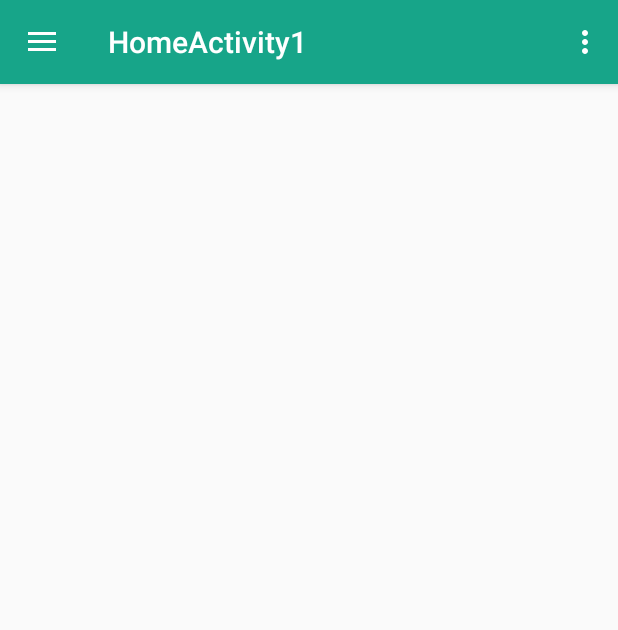
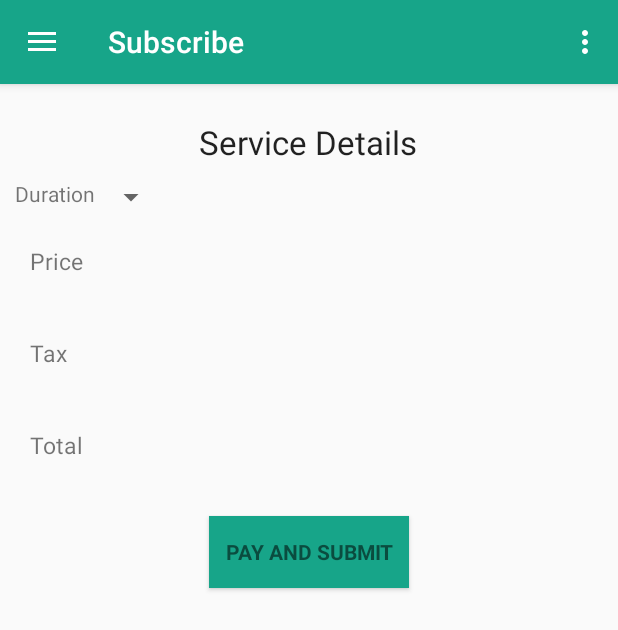
Before and after one commit to kusumasric/SmartRental, an Android app: the HomeActivity1 screen opened directly, with no data from a screen before it, on a phone screen of 412 x 824 dp. Shown: the top 630 px of the screen. Run offline under Robolectric (Android 15) with nearby library versions, the phone set to English and light mode, and no system bars.

Commit message:
Adding signup and default fragment

```diff
--- /dev/null
+++ b/app/src/main/java/com/example/kchundur/sr/Calculation.java
@@ -0,0 +1,28 @@
+package com.example.kchundur.sr;
+
+import android.app.Fragment;
+import android.os.Bundle;
+import android.support.annotation.Nullable;
+import android.view.LayoutInflater;
+import android.view.View;
+import android.view.ViewGroup;
+
+/**
+ * Created by kchundur on 12/3/2017.
+ */
+
+public class Calculation extends Fragment {
+    @Override
+    public void onViewCreated(View view, @Nullable Bundle savedInstanceState) {
+        super.onViewCreated(view, savedInstanceState);
+        getActivity().setTitle("Subscribe");
+    }
+
+    @Nullable
+    @Override
+    public View onCreateView(LayoutInflater inflater, @Nullable ViewGroup container, Bundle savedInstanceState) {
+        return inflater.inflate(R.layout.frag_cal,container,false);
+    }
+
+
+}
--- a/app/src/main/java/com/example/kchundur/sr/HomeActivity1.java
+++ b/app/src/main/java/com/example/kchundur/sr/HomeActivity1.java
@@ -21,11 +21,16 @@ import android.support.v4.app.FragmentTransaction;
 public class HomeActivity1 extends AppCompatActivity
         implements NavigationView.OnNavigationItemSelectedListener {
 
-
+    android.app.FragmentTransaction ft;
+    Fragment fragment;
     @Override
     protected void onCreate(Bundle savedInstanceState) {
         super.onCreate(savedInstanceState);
         setContentView(R.layout.activity_home1);
+         fragment = new Calculation();
+        ft = getFragmentManager().beginTransaction();
+        ft.replace(R.id.content_frame,fragment);
+        ft.commit();
         Toolbar toolbar = (Toolbar) findViewById(R.id.toolbar);
         setSupportActionBar(toolbar);
 
@@ -75,7 +80,6 @@ public class HomeActivity1 extends AppCompatActivity
     private void displaySelectedScreen(int itemId) {
 
         //creating fragment object
-        Fragment fragment = null;
 
         //initializing the fragment object which is selected
         switch (itemId) {
@@ -95,8 +99,7 @@ public class HomeActivity1 extends AppCompatActivity
 
         //replacing the fragment
         if (fragment != null) {
-            android.app.FragmentTransaction ft = getFragmentManager().beginTransaction();
-            ft.replace(R.id.content_frame,fragment);
+          ft.replace(R.id.content_frame,fragment);
             ft.commit();
         }
 
--- a/app/src/main/java/com/example/kchundur/sr/Signup.java
+++ b/app/src/main/java/com/example/kchundur/sr/Signup.java
@@ -5,9 +5,11 @@ import android.content.Intent;
 import android.os.Bundle;
 import android.util.Log;
 import android.view.View;
+import android.widget.AdapterView;
 import android.widget.ArrayAdapter;
 import android.widget.EditText;
 import android.widget.Spinner;
+import android.widget.TextView;
 
 import com.android.volley.AuthFailureError;
 import com.android.volley.Request;
@@ -27,10 +29,12 @@ import java.util.Random;
  * Created by kchundur on 12/3/2017.
  */
 
-public class Signup extends Activity  {
+public class Signup extends Activity {
     private EditText et_Name,et_Pass, et_Address,et_fname,et_lname,et_email;
    String wservice;
    int memberid=0;
+   private TextView sug_ser;
+    String service_selected=" ";
 
     @Override
     protected void onCreate(Bundle savedInstanceState) {
@@ -44,13 +48,45 @@ public class Signup extends Activity  {
         et_fname=(EditText)findViewById(R.id.fname);
         et_lname=(EditText)findViewById(R.id.Lname);
         et_email=(EditText)findViewById(R.id.email);
-
+        sug_ser=(TextView)findViewById(R.id.sug_service);
+        sug_ser.setText(wservice.toString());
         Spinner spinner = (Spinner) findViewById(R.id.Spinner_service);
         ArrayAdapter<CharSequence> adapter = ArrayAdapter.createFromResource(this,
                 R.array.Service_array, android.R.layout.simple_spinner_item);
         adapter.setDropDownViewResource(android.R.layout.simple_spinner_dropdown_item);
 
         spinner.setAdapter(adapter);
+        spinner.setOnItemSelectedListener(new AdapterView.OnItemSelectedListener(){
+
+         @Override
+          public void onItemSelected(AdapterView<?> parent, View view, int position, long id) {
+
+                if(position==1)
+                {
+                    service_selected="Service1";
+                }
+
+                if(position==2) {
+                    service_selected="service2";
+
+                }
+                if(position==3)
+                {
+                    service_selected="service3";
+                }
+            }
+
+            @Override
+            public void onNothingSelected(AdapterView<?> parent) {
+
+            }
+        });
+
+
+
+
+
+
 
     }
 
--- a/app/src/main/res/layout/act_signup.xml
+++ b/app/src/main/res/layout/act_signup.xml
@@ -140,7 +140,31 @@
             </android.support.design.widget.TextInputLayout>
 
 
+            <LinearLayout
+                android:layout_width="wrap_content"
+                android:layout_height="wrap_content"
+                android:layout_gravity="left"
+                android:layout_margin="10dp"
+                android:orientation="horizontal">
 
+                <TextView
+                    android:layout_width="match_parent"
+                    android:layout_height="wrap_content"
+                    android:layout_gravity="left"
+                    android:layout_margin="10dp"
+                    android:textSize="15dp"
+                    android:text="Suggested Service" />
+
+                <TextView
+                    android:layout_width="match_parent"
+                    android:layout_height="wrap_content"
+                    android:id="@+id/sug_service"
+                    android:layout_margin="10dp"
+                    android:textSize="15dp"
+                    android:layout_gravity="right"
+                    android:text="" />
+
+            </LinearLayout>
 
             <LinearLayout
                 android:layout_width="wrap_content"
--- /dev/null
+++ b/app/src/main/res/layout/frag_cal.xml
@@ -0,0 +1,134 @@
+<?xml version="1.0" encoding="utf-8"?>
+<LinearLayout xmlns:android="http://schemas.android.com/apk/res/android"
+    android:orientation="vertical" android:layout_width="match_parent"
+    android:layout_marginTop="40dp"
+    android:layout_height="match_parent">
+
+    <TextView
+        android:layout_width="wrap_content"
+        android:layout_height="wrap_content"
+        android:layout_gravity="center"
+        android:textAppearance="?android:attr/textAppearanceLarge"
+        android:text="Service Details"
+        android:id="@+id/textView"
+        android:layout_centerVertical="true"
+        android:layout_centerHorizontal="true" />
+
+    <LinearLayout
+        android:layout_width="wrap_content"
+        android:id="@+id/layoutinflate"
+        android:layout_height="wrap_content"
+        android:orientation="vertical">
+    </LinearLayout>
+
+    <LinearLayout
+        android:layout_width="wrap_content"
+        android:layout_height="wrap_content"
+        android:layout_gravity="left"
+        android:layout_margin="10dp"
+        android:orientation="horizontal">
+
+        <TextView
+            android:layout_width="match_parent"
+            android:layout_height="wrap_content"
+            android:text="Duration" />
+
+        <Spinner
+            android:id="@+id/Spinner_duration"
+            android:layout_width="fill_parent"
+            android:layout_height="wrap_content" />
+
+    </LinearLayout>
+    <LinearLayout
+        android:layout_width="wrap_content"
+        android:layout_height="wrap_content"
+        android:layout_gravity="left"
+        android:layout_margin="10dp"
+        android:orientation="horizontal">
+
+        <TextView
+            android:layout_width="match_parent"
+            android:layout_height="wrap_content"
+            android:layout_gravity="left"
+            android:layout_margin="10dp"
+            android:textSize="15dp"
+            android:text="Price" />
+
+        <TextView
+            android:layout_width="match_parent"
+            android:layout_height="wrap_content"
+            android:id="@+id/sug_service"
+            android:layout_margin="10dp"
+            android:textSize="15dp"
+            android:layout_gravity="right"
+            android:text="" />
+
+    </LinearLayout>
+
+    <LinearLayout
+        android:layout_width="wrap_content"
+        android:layout_height="wrap_content"
+        android:layout_gravity="left"
+        android:layout_margin="10dp"
+        android:orientation="horizontal">
+
+        <TextView
+            android:layout_width="match_parent"
+            android:layout_height="wrap_content"
+            android:layout_gravity="left"
+            android:layout_margin="10dp"
+            android:textSize="15dp"
+            android:text="Tax" />
+
+        <TextView
+            android:layout_width="match_parent"
+            android:layout_height="wrap_content"
+            android:id="@+id/tax"
+            android:layout_margin="10dp"
+            android:textSize="15dp"
+            android:layout_gravity="right"
+            android:text="" />
+
+    </LinearLayout>
+
+    <LinearLayout
+        android:layout_width="wrap_content"
+        android:layout_height="wrap_content"
+        android:layout_gravity="left"
+        android:layout_margin="10dp"
+        android:orientation="horizontal">
+
+        <TextView
+            android:layout_width="match_parent"
+            android:layout_height="wrap_content"
+            android:layout_gravity="left"
+            android:layout_margin="10dp"
+            android:textSize="15dp"
+            android:text="Total" />
+
+        <TextView
+            android:layout_width="match_parent"
+            android:layout_height="wrap_content"
+            android:id="@+id/total"
+            android:layout_margin="10dp"
+            android:textSize="15dp"
+            android:layout_gravity="right"
+            android:text="" />
+
+    </LinearLayout>
+        <Button
+            android:id="@+id/submit"
+            style="?android:textAppearanceSmall"
+            android:layout_width="200px"
+            android:layout_height="wrap_content"
+            android:layout_marginTop="16dp"
+            android:padding="10px"
+            android:layout_gravity="center"
+            android:background="@color/colorPrimary"
+            android:layout_margin="10px"
+            android:text="pay and SUBMIT"
+            android:onClick="onclickactive"
+            android:textStyle="bold" />
+
+
+</LinearLayout>
```
